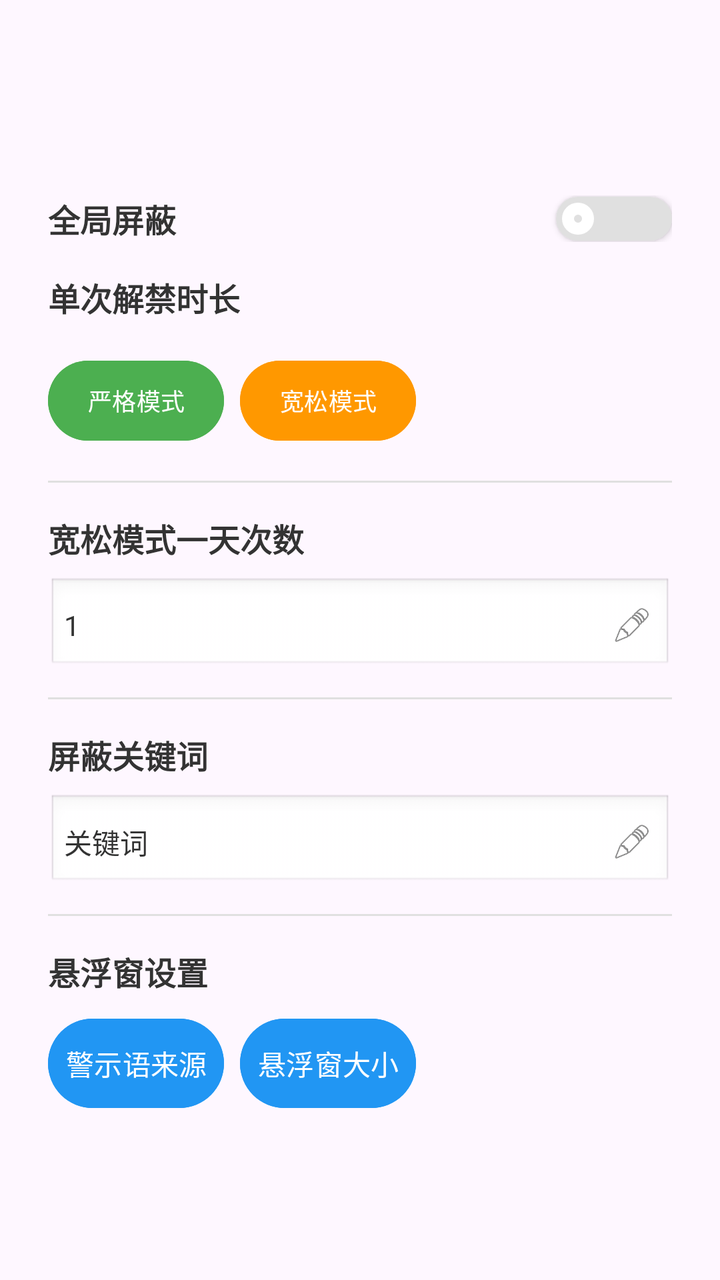
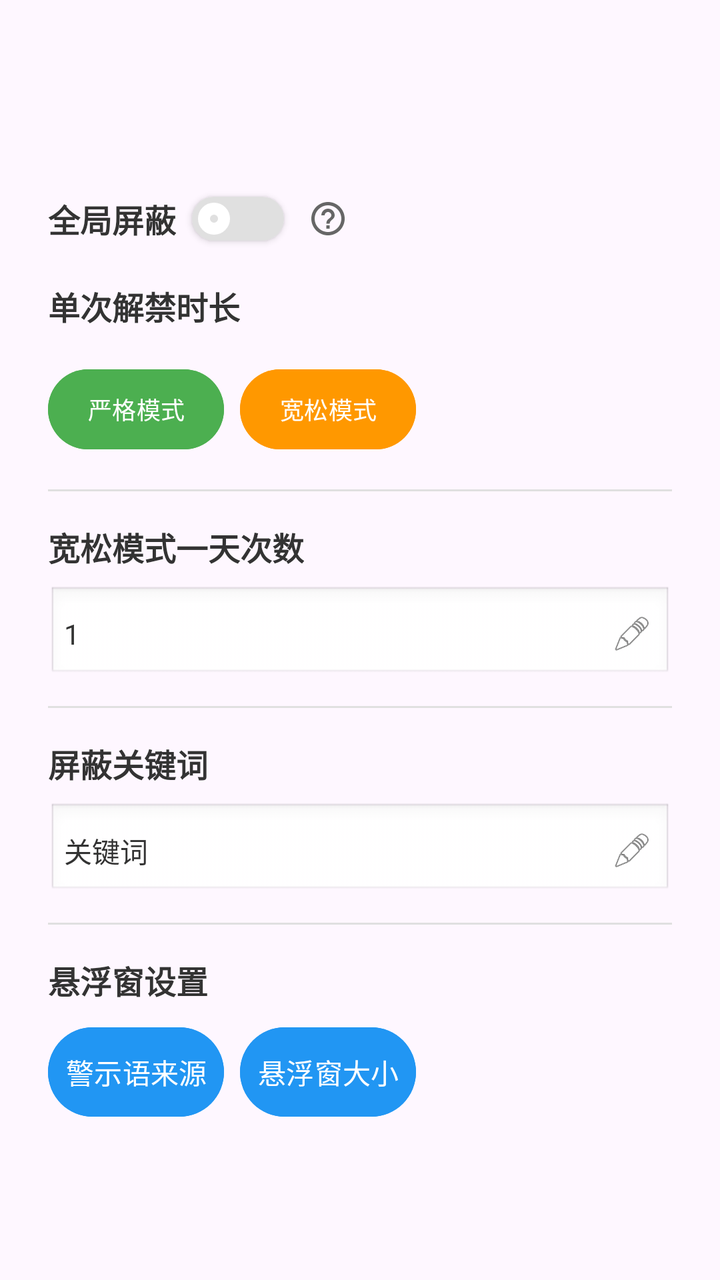

Screens rendered from an Android XML layout before and after an edit, with the pre-edit source and the edit as a unified diff.
<!-- AndroidManifest.xml: application theme Theme.Basic -->
<!-- res/layout/dialog_time_setting.xml -->
<?xml version="1.0" encoding="utf-8"?>
<LinearLayout xmlns:android="http://schemas.android.com/apk/res/android"
    android:layout_width="match_parent"
    android:layout_height="wrap_content"
    android:orientation="vertical"
    android:paddingStart="24dp"
    android:paddingTop="24dp"
    android:paddingEnd="24dp"
    android:paddingBottom="0dp"
    android:gravity="center">

    <LinearLayout
        android:layout_width="match_parent"
        android:layout_height="wrap_content"
        android:layout_marginBottom="16dp"
        android:gravity="center_vertical"
        android:orientation="horizontal">

        <TextView
            android:layout_width="0dp"
            android:layout_height="wrap_content"
            android:layout_weight="1"
            android:text="全局屏蔽"
            android:textColor="#333333"
            android:textSize="16sp"
            android:textStyle="bold" />

        <ToggleButton
            android:id="@+id/toggle_global_block"
            android:layout_width="58dp"
            android:layout_height="22dp"
            android:background="@drawable/toggle_switch_background_large"
            android:checked="false"
            android:gravity="center"
            android:minWidth="0dp"
            android:minHeight="0dp"
            android:padding="0dp"
            android:paddingEnd="16dp"
            android:textAllCaps="false"
            android:textColor="@color/leisure_toggle_text_color"
            android:textOff=""
            android:textOn=""
            android:textSize="9sp" />

    </LinearLayout>

    <TextView
        android:layout_width="wrap_content"
        android:layout_height="wrap_content"
        android:layout_marginBottom="16dp"
        android:layout_gravity="start"
        android:rotationX="0"
        android:text="单次解禁时长"
        android:textColor="#333333"
        android:textStyle="bold"
        android:textSize="16sp" />

    <LinearLayout
        android:layout_width="match_parent"
        android:layout_height="wrap_content"
        android:orientation="horizontal"
        android:layout_marginBottom="16dp">

        <Button
            android:id="@+id/btn_strict_mode"
            android:layout_width="wrap_content"
            android:layout_height="wrap_content"
            android:layout_weight="0"
            android:text="严格模式"
            android:textSize="12sp"
            android:padding="8dp"
            android:backgroundTint="#4CAF50"
            android:textColor="#FFFFFF"
            android:layout_marginEnd="4dp" />

        <Button
            android:id="@+id/btn_relaxed_mode"
            android:layout_width="wrap_content"
            android:layout_height="wrap_content"
            android:layout_weight="0"
            android:text="宽松模式"
            android:textSize="12sp"
            android:padding="8dp"
            android:backgroundTint="#FF9800"
            android:textColor="#FFFFFF"
            android:layout_marginStart="4dp" />

    </LinearLayout>

    
    <View
        android:layout_width="match_parent"
        android:layout_height="1dp"
        android:background="#E0E0E0"
        android:layout_marginBottom="16dp" />

    
    <TextView
        android:layout_width="wrap_content"
        android:layout_height="wrap_content"
        android:layout_gravity="start"
        android:text="宽松模式一天次数"
        android:textSize="16sp"
        android:textColor="#333333"
        android:textStyle="bold"
        android:layout_marginBottom="8dp" />

    
    <LinearLayout
        android:layout_width="match_parent"
        android:layout_height="wrap_content"
        android:orientation="horizontal"
        android:gravity="center_vertical"
        android:layout_marginBottom="12dp">

                 
         <LinearLayout
             android:id="@+id/layout_relaxed_count_display"
             android:layout_width="match_parent"
             android:layout_height="wrap_content"
             android:layout_gravity="start"
             android:orientation="horizontal"
             android:gravity="center_vertical"
             android:padding="8dp"
             android:background="@android:drawable/edit_text">

             <TextView
                 android:id="@+id/tv_relaxed_count_display"
                 android:layout_width="0dp"
                 android:layout_height="wrap_content"
                 android:layout_weight="1"
                 android:layout_marginEnd="8dp"
                 android:text="1"
                 android:textSize="14sp"
                 android:textColor="#333333" />

             <ImageView
                 android:id="@+id/iv_edit_relaxed_count"
                 android:layout_width="24dp"
                 android:layout_height="24dp"
                 android:src="@android:drawable/ic_menu_edit"
                 android:background="?android:attr/selectableItemBackgroundBorderless"
                 android:padding="2dp"
                 android:contentDescription="编辑" />

         </LinearLayout>

        
        <LinearLayout
            android:id="@+id/layout_relaxed_count_edit"
            android:layout_width="0dp"
            android:layout_height="wrap_content"
            android:layout_weight="1"
            android:orientation="horizontal"
            android:gravity="center_vertical"
            android:visibility="gone">

            <EditText
                android:id="@+id/et_relaxed_limit_count"
                android:layout_width="40dp"
                android:layout_height="wrap_content"
                android:layout_weight="0.6"
                android:hint="输入1~3的数字"
                android:inputType="number"
                android:maxLength="1"
                android:padding="8dp"
                android:textSize="16sp"
                android:background="@android:drawable/edit_text"
                android:layout_marginEnd="8dp" />

            <TextView
                android:id="@+id/iv_save_relaxed_count"
                android:layout_width="40dp"
                android:layout_height="24dp"
                android:text="✅"
                android:textSize="18sp"
                android:textColor="#4CAF50"
                android:gravity="center"
                android:background="?android:attr/selectableItemBackgroundBorderless"
                android:padding="2dp"
                android:contentDescription="保存" />

        </LinearLayout>

    </LinearLayout>

    
    <View
        android:layout_width="match_parent"
        android:layout_height="1dp"
        android:background="#E0E0E0"
        android:layout_marginBottom="16dp" />

    
    <TextView
        android:layout_width="wrap_content"
        android:layout_height="wrap_content"
        android:layout_gravity="start"
        android:text="屏蔽关键词"
        android:textSize="16sp"
        android:textColor="#333333"
        android:textStyle="bold"
        android:layout_marginBottom="8dp" />

    
    <LinearLayout
        android:layout_width="match_parent"
        android:layout_height="wrap_content"
        android:orientation="horizontal"
        android:gravity="center_vertical"
        android:layout_marginBottom="12dp">

                 
         <LinearLayout
             android:id="@+id/layout_target_word_display"
             android:layout_width="match_parent"
             android:layout_height="wrap_content"
             android:layout_gravity="start"
             android:orientation="horizontal"
             android:gravity="center_vertical"
             android:padding="8dp"
             android:background="@android:drawable/edit_text">

             <TextView
                 android:id="@+id/tv_target_word_display"
                 android:layout_width="0dp"
                 android:layout_height="wrap_content"
                 android:layout_weight="1"
                 android:layout_marginEnd="8dp"
                 android:text="关键词"
                 android:textSize="14sp"
                 android:textColor="#333333"
                 android:ellipsize="end"
                 android:maxLines="2" />

             <ImageView
                 android:id="@+id/iv_edit_target_word"
                 android:layout_width="24dp"
                 android:layout_height="24dp"
                 android:src="@android:drawable/ic_menu_edit"
                 android:background="?android:attr/selectableItemBackgroundBorderless"
                 android:padding="2dp"
                 android:contentDescription="编辑" />

         </LinearLayout>

        
        <LinearLayout
            android:id="@+id/layout_target_word_edit"
            android:layout_width="0dp"
            android:layout_height="wrap_content"
            android:layout_weight="1"
            android:orientation="horizontal"
            android:gravity="center_vertical"
            android:visibility="gone">

            <EditText
                android:id="@+id/et_target_word"
                android:layout_width="0dp"
                android:layout_height="wrap_content"
                android:layout_weight="1"
                android:hint="若多个关键词需空格分隔"
                android:inputType="text"
                android:maxLength="50"
                android:padding="8dp"
                android:textSize="16sp"
                android:background="@android:drawable/edit_text"
                android:layout_marginEnd="8dp" />

            <TextView
                android:id="@+id/iv_save_target_word"
                android:layout_width="40dp"
                android:layout_height="24dp"
                android:text="✅"
                android:textSize="18sp"
                android:textColor="#4CAF50"
                android:gravity="center"
                android:background="?android:attr/selectableItemBackgroundBorderless"
                android:padding="2dp"
                android:contentDescription="保存" />

        </LinearLayout>

    </LinearLayout>

    
    <View
        android:layout_width="match_parent"
        android:layout_height="1dp"
        android:background="#E0E0E0"
        android:layout_marginBottom="16dp" />

    
    <TextView
        android:layout_width="wrap_content"
        android:layout_height="wrap_content"
        android:layout_gravity="start"
        android:text="悬浮窗设置"
        android:textSize="16sp"
        android:textColor="#333333"
        android:textStyle="bold"
        android:layout_marginBottom="8dp" />

    <LinearLayout
        android:layout_width="match_parent"
        android:layout_height="wrap_content"
        android:layout_marginBottom="8dp"
        android:gravity="center_vertical"
        android:orientation="horizontal">

        <Button
            android:id="@+id/btn_change_floating_text_source"
            android:layout_width="wrap_content"
            android:layout_height="wrap_content"
            android:text="警示语来源"
            android:textSize="14sp"
            android:singleLine="true"
            android:paddingStart="8dp"
            android:paddingTop="12dp"
            android:paddingEnd="8dp"
            android:paddingBottom="12dp"
            android:backgroundTint="#2196F3"
            android:textColor="#FFFFFF" />

        <Button
            android:id="@+id/btn_floating_size_settings"
            android:layout_width="wrap_content"
            android:layout_height="wrap_content"
            android:layout_marginStart="8dp"
            android:text="悬浮窗大小"
            android:textSize="14sp"
            android:singleLine="true"
            android:paddingStart="8dp"
            android:paddingTop="12dp"
            android:paddingEnd="8dp"
            android:paddingBottom="12dp"
            android:backgroundTint="#2196F3"
            android:textColor="#FFFFFF" />

    </LinearLayout>

</LinearLayout>
<!-- resources referenced by this layout -->
<resources>
  <!-- drawable toggle_switch_background_large: vector/xml drawable (drawable, 2074 chars, omitted) -->
  <style name="Theme.Basic" parent="Base.Theme.Basic" />
  <style name="Base.Theme.Basic" parent="Theme.Material3.DayNight.NoActionBar">
          
          
      </style>
</resources>

<!-- the commit's change to res/layout/dialog_time_setting.xml (unified diff, before → after) -->
@@ -17,9 +17,9 @@
         android:orientation="horizontal">
 
         <TextView
-            android:layout_width="0dp"
-            android:layout_height="wrap_content"
-            android:layout_weight="1"
+            android:layout_width="wrap_content"
+            android:layout_height="wrap_content"
+            android:layout_marginEnd="8dp"
             android:text="全局屏蔽"
             android:textColor="#333333"
             android:textSize="16sp"
@@ -27,7 +27,7 @@
 
         <ToggleButton
             android:id="@+id/toggle_global_block"
-            android:layout_width="58dp"
+            android:layout_width="46dp"
             android:layout_height="22dp"
             android:background="@drawable/toggle_switch_background_large"
             android:checked="false"
@@ -42,6 +42,16 @@
             android:textOn=""
             android:textSize="9sp" />
 
+        <ImageView
+            android:id="@+id/iv_global_block_help"
+            android:layout_width="32dp"
+            android:layout_height="32dp"
+            android:layout_marginStart="6dp"
+            android:background="?android:attr/selectableItemBackgroundBorderless"
+            android:contentDescription="全局屏蔽说明"
+            android:padding="6dp"
+            android:src="@drawable/ic_menu_help" />
+
     </LinearLayout>
 
     <TextView
<!-- resource entries referenced after the edit -->
@@ -1,5 +1,15 @@
 <!-- resources referenced by this layout -->
 <resources>
+  <!-- drawable ic_menu_help (drawable) -->
+  <vector xmlns:android="http://schemas.android.com/apk/res/android"
+      android:width="24dp"
+      android:height="24dp"
+      android:viewportWidth="24"
+      android:viewportHeight="24">
+      <path
+          android:fillColor="#FF666666"
+          android:pathData="M11,18h2v-2h-2v2zM12,2C6.48,2 2,6.48 2,12s4.48,10 10,10s10,-4.48 10,-10S17.52,2 12,2zM12,20c-4.41,0 -8,-3.59 -8,-8s3.59,-8 8,-8s8,3.59 8,8s-3.59,8 -8,8zM12,6c-2.21,0 -4,1.79 -4,4h2c0,-1.1 0.9,-2 2,-2s2,0.9 2,2c0,2 -3,1.75 -3,5h2c0,-2.25 3,-2.5 3,-5c0,-2.21 -1.79,-4 -4,-4z" />
+  </vector>
   <!-- drawable toggle_switch_background_large: vector/xml drawable (drawable, 2074 chars, omitted) -->
   <style name="Theme.Basic" parent="Base.Theme.Basic" />
   <style name="Base.Theme.Basic" parent="Theme.Material3.DayNight.NoActionBar">
